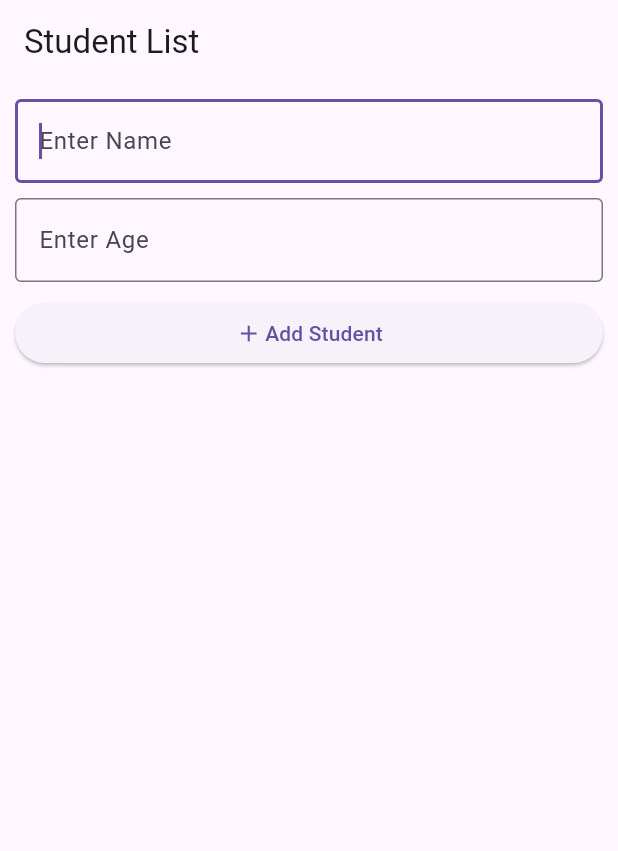
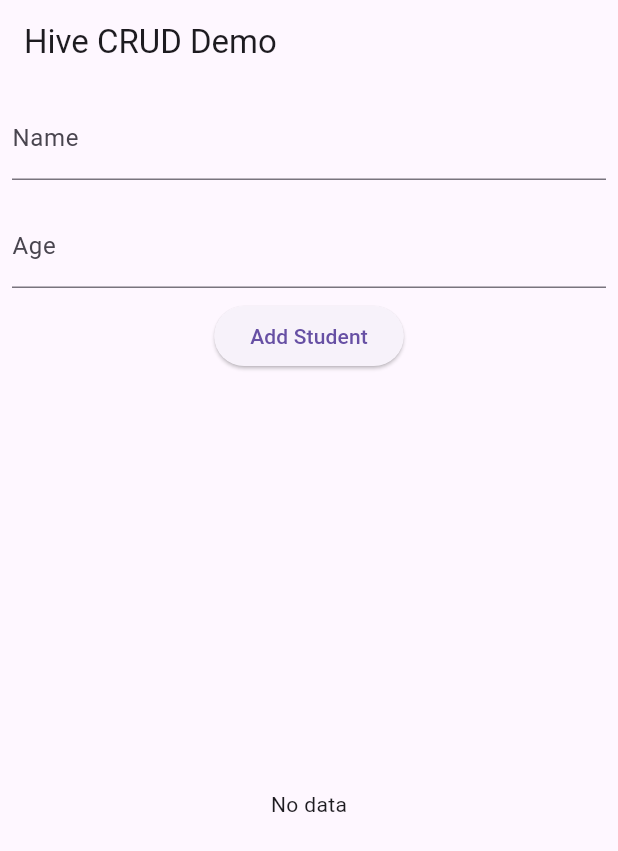
Before and after one commit to sreelakshmi2312/Hive-CRUD, a Flutter app: the screen it shows after launch, after a tap on "Add Student", on a phone screen of 412 x 824 dp. Shown: the top 851 px of the screen. Run offline on Flutter 3.47's test engine with Material 3 defaults, Android fonts, the phone set to English and light mode, and no system bars; our stand-ins replace hive, hive_flutter; accounts and stored records are empty.

Commit message:
Added:Data to Hive database

```diff
--- a/lib/Screens/HomePage.dart
+++ b/lib/Screens/HomePage.dart
@@ -1,98 +1,99 @@
 import 'package:flutter/material.dart';
-import '../Models/listModel.dart';
+import 'package:hive/hive.dart';
+import 'package:hive_flutter/adapters.dart';
+import 'package:hivecrud/models/listModel.dart';
 
 class MyHomePage extends StatefulWidget {
-  const MyHomePage({super.key});
+  const MyHomePage({Key? key}) : super(key: key);
 
   @override
-  State<MyHomePage> createState() => _MyHomePageState();
+  _MyHomePageState createState() => _MyHomePageState();
 }
 
 class _MyHomePageState extends State<MyHomePage> {
-  final TextEditingController nameController = TextEditingController();
-  final TextEditingController ageController = TextEditingController();
-  ValueNotifier<List<listItems>> studentlistNotifier= ValueNotifier([]);
-  final FocusNode nameFocusNode = FocusNode();
+  final _nameController = TextEditingController();
+  final _ageController = TextEditingController();
+  Box<listItems>? studentBox;
 
-  void _addStudentDetails() {
-    final String _name = nameController.text;
-    final String _age = ageController.text;
-    final listItems data = listItems(name: _name, age: _age);
-      studentlistNotifier.value.add(data);
-      studentlistNotifier.notifyListeners();      nameController.clear();
-      ageController.clear();
-      FocusScope.of(context).requestFocus(nameFocusNode);
+  @override
+  void initState() {
+    super.initState();
+    studentBox = Hive.box<listItems>('student_db');
+  }
+
+  void _addStudentDetails() async {
+    final String name = _nameController.text;
+    final String age = _ageController.text;
+
+    if (name.isNotEmpty && age.isNotEmpty) {
+      final student = listItems(name: name, age: age);
+      await studentBox!.add(student);
+
+      _nameController.clear();
+      _ageController.clear();
+
+
+      setState(() {});
+    }
+  }
+
+  void _deleteStudent(int index) async {
+    await studentBox!.deleteAt(index);
+    setState(() {});
   }
 
   @override
   Widget build(BuildContext context) {
     return Scaffold(
       appBar: AppBar(
-        title: Text('Student List'),
+        title: Text('Hive CRUD Demo'),
       ),
-      body: Padding(
-        padding: EdgeInsets.all(10),
-        child: Column(
+      body: Column(
         children: [
-            TextFormField(
-              focusNode: nameFocusNode,
-              controller: nameController,
-              decoration: InputDecoration(
-                hintText: 'Enter Name',
-                border: OutlineInputBorder(
-                  borderSide: BorderSide(color: Colors.black),
+          Padding(
+            padding: const EdgeInsets.all(8.0),
+            child: TextField(
+              controller: _nameController,
+              decoration: InputDecoration(labelText: 'Name'),
             ),
           ),
-            ),
-            SizedBox(height: 10),
-            TextFormField(
-              controller: ageController,
-              decoration: InputDecoration(
-                hintText: 'Enter Age',
-                border: OutlineInputBorder(
-                  borderSide: BorderSide(color: Colors.black),
+          Padding(
+            padding: const EdgeInsets.all(8.0),
+            child: TextField(
+              controller: _ageController,
+              decoration: InputDecoration(labelText: 'Age'),
             ),
           ),
-            ),
-            SizedBox(height: 10),
           ElevatedButton(
             onPressed: _addStudentDetails,
-              child: Row(
-                mainAxisAlignment: MainAxisAlignment.center,
-                children: [
-                  Icon(Icons.add),
-                  SizedBox(width: 2),
-                  Text('Add Student'),
-                ],
-              ),
+            child: Text('Add Student'),
           ),
           Expanded(
             child: ValueListenableBuilder(
-                  valueListenable:studentlistNotifier ,
-                  builder:(BuildContext ctx, List<listItems>studentlist, child) {
-                    return ListView.separated(
-                                itemBuilder: (ctx, index) {
+              valueListenable: studentBox!.listenable(),
+              builder: (context, Box<listItems> box, _) {
+                if (box.values.isEmpty) {
+                  return Center(child: Text('No data'));
+                }
+                return ListView.builder(
+                  itemCount: box.values.length,
+                  itemBuilder: (context, index) {
+                    listItems? currentStudent = box.getAt(index);
                     return ListTile(
-                    title: Text(studentlist[index].name,style:TextStyle(
-                      fontSize: 20,
-                    )),
-                    subtitle: Text(studentlist[index].age,style:TextStyle(
-                  fontSize:16,
-                  ),
+                      title: Text(currentStudent!.name),
+                      subtitle: Text('Age: ${currentStudent.age}'),
+                      trailing: IconButton(
+                        icon: Icon(Icons.delete),
+                        onPressed: () => _deleteStudent(index),
                       ),
                     );
                   },
-                                separatorBuilder: (ctx, index) {
-                  return Divider();
+                );
               },
-                                itemCount: studentlist.length,
-                              );
-                  }
             ),
           ),
         ],
       ),
-      ),
     );
   }
 }
```
Also changed, not shown: lib/Models/listModel.g.dart (added). Lines whose indentation alone changed are shown as unchanged.
